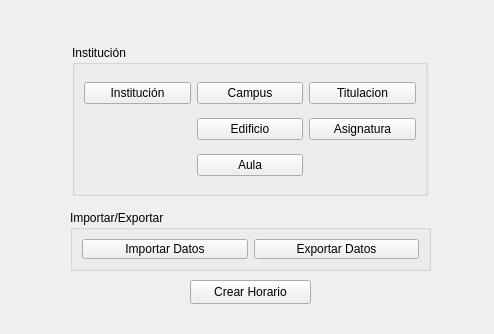
Before: the Qt Designer form Aplicacion/interfaces/Ui/MainWindow.ui in nestorgranado/URJC-TFG-Aplicacion-para-la-gestion-de-horarios-y-examenes-en-la-universidad, drawn with Qt 5.
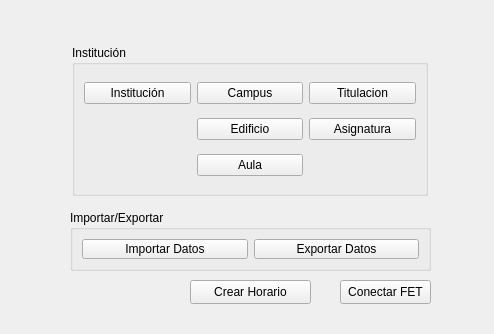
After: the same form once the commit is applied.

Patch:
```diff
--- a/Aplicacion/interfaces/Ui/MainWindow.ui
+++ b/Aplicacion/interfaces/Ui/MainWindow.ui
@@ -113,6 +113,19 @@
      <string>Crear Horario</string>
     </property>
    </widget>
+   <widget class="QPushButton" name="fet">
+    <property name="geometry">
+     <rect>
+      <x>340</x>
+      <y>280</y>
+      <width>91</width>
+      <height>24</height>
+     </rect>
+    </property>
+    <property name="text">
+     <string>Conectar FET</string>
+    </property>
+   </widget>
   </widget>
  </widget>
  <resources/>
```
